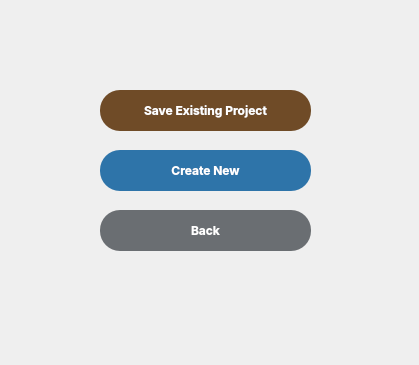
Old version of the form Jayvee's Edited Files/save_image.ui in the repository jpnora07/Crackterize.
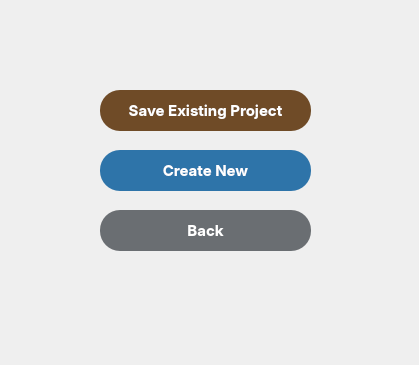
New version of the form.

Commit message: Jayvee's Edited

Patch:
```diff
--- a/Jayvee's Edited Files/save_image.ui
+++ b/Jayvee's Edited Files/save_image.ui
@@ -50,7 +50,7 @@
 border-bottom-left-radius: 20px;
 border-bottom-right-radius: 20px;
 font-family: Inter;
-font-size: 12px;
+font-size: 15px;
 text-align: center;
 }
 #existingproject:hover{
@@ -93,7 +93,7 @@
 border-bottom-left-radius: 20px;
 border-bottom-right-radius: 20px;
 font-family: Inter;
-font-size: 12px;
+font-size: 15px;
 text-align: center;
 }
 #createnew:hover{
@@ -136,7 +136,7 @@
 border-bottom-left-radius: 20px;
 border-bottom-right-radius: 20px;
 font-family: Inter;
-font-size: 12px;
+font-size: 15px;
 text-align: center;
 }
 #back:hover{
```
The commit also changes 1 other file.
